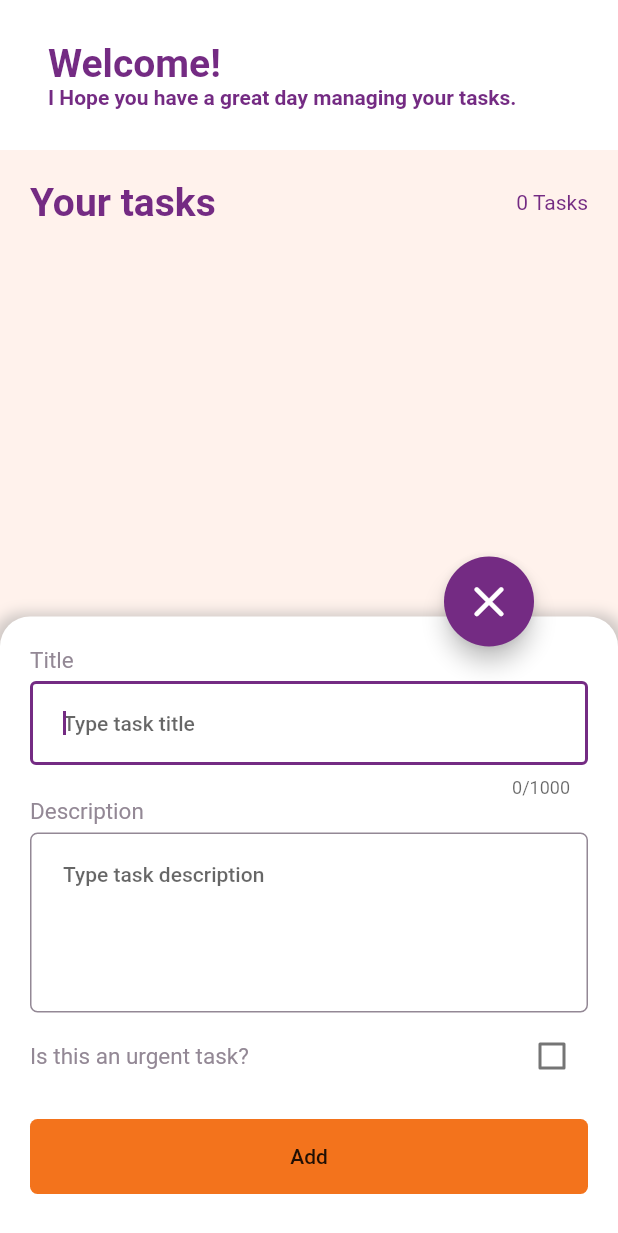
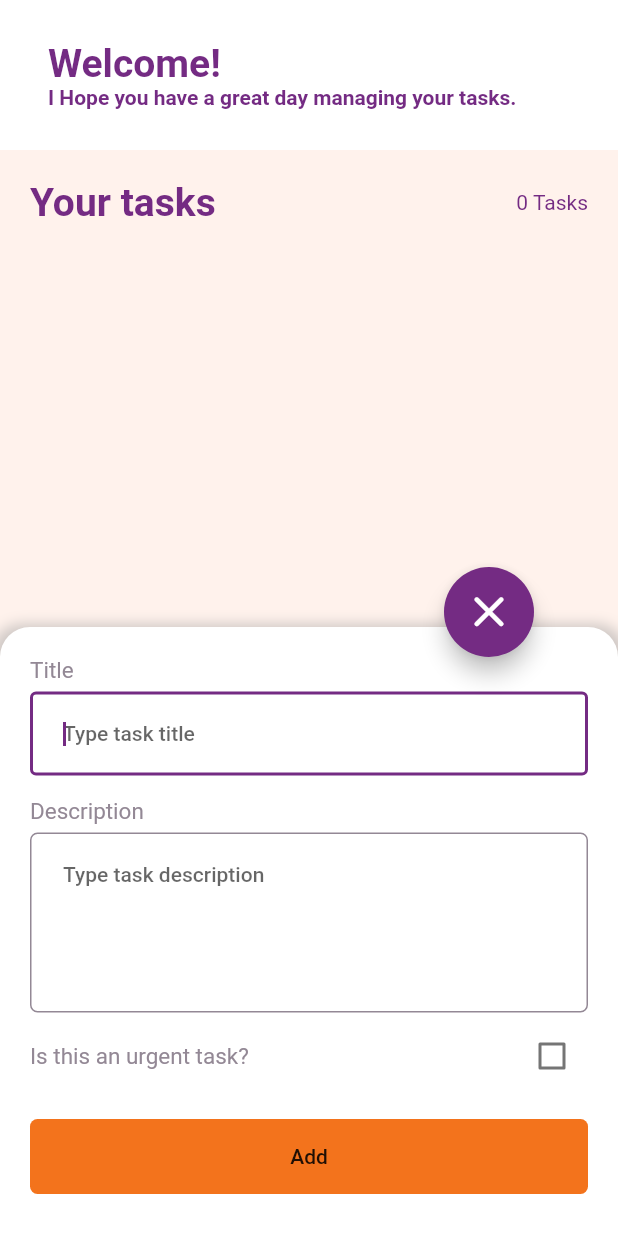
Before and after one commit to azmasamy/task_management, a Flutter app: the screen it shows after launch, after a tap on the "add" icon, on a phone screen of 412 x 824 dp. Shown: the top 1233 px of the screen. Run offline on Flutter 3.47's test engine with Material 2 defaults, Android fonts, the phone set to English and light mode, and no system bars; our stand-ins replace hive_flutter; accounts and stored records are empty.

Commit message:
[UPDATE] UI enhancements

```diff
--- a/lib/modules/tasks/providers/tasks_bottomsheet_provider.dart
+++ b/lib/modules/tasks/providers/tasks_bottomsheet_provider.dart
@@ -1,4 +1,5 @@
 import 'package:ads_task/core/constants/string_constants.dart';
+import 'package:ads_task/core/style/style_constants/color_constants.dart';
 import 'package:ads_task/data/local_storage.dart';
 import 'package:ads_task/models/response.dart';
 import 'package:ads_task/models/task.dart';
@@ -133,6 +134,7 @@ class TasksBottomsheetProvider extends ChangeNotifier {
     if (latestResponse != null && latestResponse!.message.isNotEmpty) {
       WidgetsBinding.instance.addPostFrameCallback((_) {
         ScaffoldMessenger.of(context).showSnackBar(SnackBar(
+          backgroundColor: ColorConstants.kPrimaryColor,
           content: Text(latestResponse!.message),
         ));
         _setStateData();
--- a/lib/modules/tasks/ui/widgets/task_bottom_sheet.dart
+++ b/lib/modules/tasks/ui/widgets/task_bottom_sheet.dart
@@ -58,7 +58,9 @@ class TasksBottomsheet extends StatelessWidget {
                       tasksBottomsheetProvider.validateTaskTitle(),
                   autoFocus: true,
                   maxLines: 1,
-                  maxCharacters: 1000,
+                ),
+                const SizedBox(
+                  height: 15,
                 ),
                 ADSTextFormField(
                   label: StringConstants.taskDescriptionFieldLabel,
--- a/lib/modules/tasks/ui/widgets/task_card_popup_menu.dart
+++ b/lib/modules/tasks/ui/widgets/task_card_popup_menu.dart
@@ -15,7 +15,10 @@ class TaskCardPopupMenu extends StatefulWidget {
 }
 
 class _TaskCardPopupMenuState extends State<TaskCardPopupMenu> {
-  List<String> list = <String>['Edit', 'Delete'];
+  List<String> list = <String>[
+    StringConstants.editTaskMenuItemLabel,
+    StringConstants.deleteTaskMenuItemLabel,
+  ];
 
   @override
   void initState() {
```
Also changed, not shown: lib/modules/tasks/ui/widgets/task_card.dart (+17 -7 lines).
